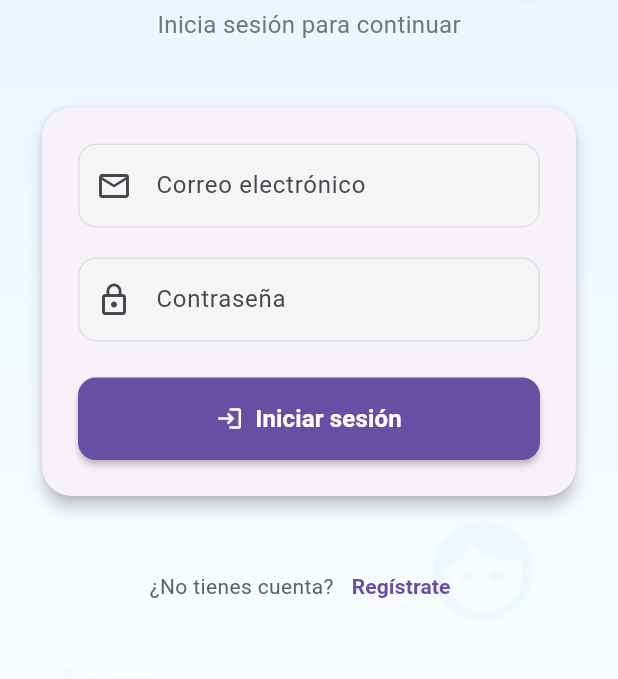
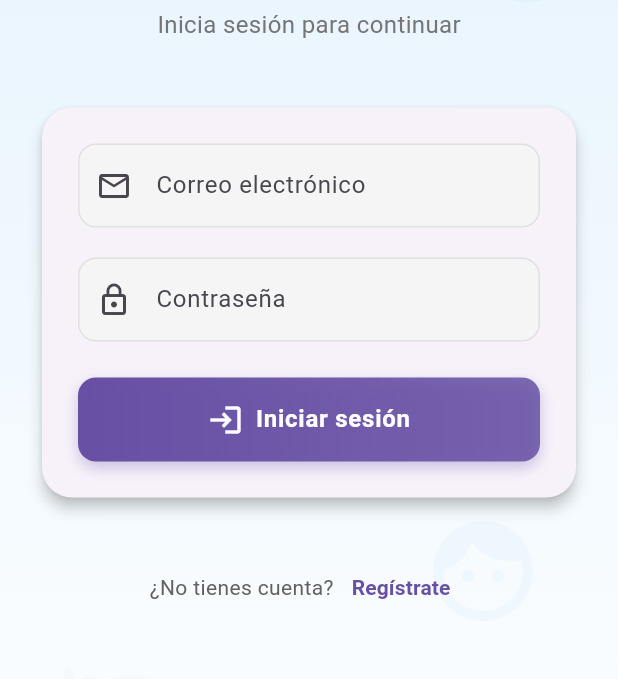
Before and after one commit to Andresch2/driver_fatigue, a Flutter app: the screen it shows after launch, on a phone screen of 412 x 824 dp, the part 305-984 px from its top. Run offline on Flutter 3.47's test engine with Material 3 defaults, Android fonts, the phone set to English and light mode, and no system bars; our stand-ins replace appwrite, camera, fl_chart, flutter_tts, get, get_storage and 3 more; missing offline and left inert: file_selector, google_mlkit_face_detection; accounts and stored records are empty; network calls fail.

Commit message:
Mejorando widgets

```diff
--- a/lib/app/widgets/custom_button.dart
+++ b/lib/app/widgets/custom_button.dart
@@ -5,10 +5,10 @@ class CustomButton extends StatelessWidget {
   final IconData? icon;
   final VoidCallback onPressed;
   final bool isLoading;
+  final Gradient? backgroundGradient;
   final Color? backgroundColor;
   final Color? textColor;
   final double? width;
-
 
   const CustomButton({
     super.key,
@@ -16,6 +16,7 @@ class CustomButton extends StatelessWidget {
     this.icon,
     required this.onPressed,
     this.isLoading = false,
+    this.backgroundGradient,
     this.backgroundColor,
     this.textColor,
     this.width,
@@ -23,43 +24,68 @@ class CustomButton extends StatelessWidget {
 
   @override
   Widget build(BuildContext context) {
+    final theme = Theme.of(context);
+    final Color primary = backgroundColor ?? theme.colorScheme.primary;
+    final Color fg = textColor ?? theme.colorScheme.onPrimary;
+
     return SizedBox(
       width: width ?? double.infinity,
-      child: ElevatedButton(
-        onPressed: isLoading ? null : onPressed,
-        style: ElevatedButton.styleFrom(
-          backgroundColor: backgroundColor ?? Theme.of(context).primaryColor,
-          foregroundColor: textColor ?? Colors.white,
-          padding: const EdgeInsets.symmetric(vertical: 16),
-          shape: RoundedRectangleBorder(
+      child: DecoratedBox(
+        decoration: BoxDecoration(
+          gradient: backgroundGradient ??
+              LinearGradient(
+                colors: [primary, primary.withOpacity(0.85)],
+              ),
           borderRadius: BorderRadius.circular(12),
+          boxShadow: [
+            BoxShadow(
+              color: primary.withOpacity(0.3),
+              blurRadius: 8,
+              offset: const Offset(0, 4),
             ),
-          elevation: 2,
+          ],
         ),
+        child: Material(
+          color: Colors.transparent,
+          child: InkWell(
+            borderRadius: BorderRadius.circular(12),
+            onTap: isLoading ? null : onPressed,
+            child: Padding(
+              padding: const EdgeInsets.symmetric(vertical: 16, horizontal: 24),
+              child: Center(
+                child: AnimatedSwitcher(
+                  duration: const Duration(milliseconds: 250),
+                  transitionBuilder: (child, anim) =>
+                      ScaleTransition(scale: anim, child: child),
                   child: isLoading
-            ? const SizedBox(
-                height: 20,
-                width: 20,
+                      ? SizedBox(
+                          key: const ValueKey('loading'),
+                          width: 24,
+                          height: 24,
                           child: CircularProgressIndicator(
                             strokeWidth: 2,
-                  valueColor: AlwaysStoppedAnimation<Color>(Colors.white),
+                            valueColor: AlwaysStoppedAnimation<Color>(fg),
                           ),
                         )
                       : Row(
+                          key: const ValueKey('label'),
                           mainAxisSize: MainAxisSize.min,
                           children: [
                             if (icon != null) ...[
-                    Icon(icon),
+                              Icon(icon, color: fg),
                               const SizedBox(width: 8),
                             ],
                             Text(
                               text,
-                    style: const TextStyle(
-                      fontSize: 16,
-                      fontWeight: FontWeight.bold,
+                              style: theme.textTheme.bodyLarge
+                                  ?.copyWith(color: fg, fontWeight: FontWeight.bold),
+                            ),
+                          ],
                         ),
                 ),
-                ],
+              ),
+            ),
+          ),
         ),
       ),
     );
--- a/pubspec.yaml
+++ b/pubspec.yaml
@@ -48,6 +48,7 @@ dependencies:
   hive: ^2.2.3
   hive_flutter: ^1.1.0
   get_storage: ^2.0.3
+  cached_network_image: ^3.3.0
 
 
 dev_dependencies:
```
Also changed, not shown: lib/app/widgets/status_card.dart (+66 -19 lines), lib/app/widgets/user_info_card.dart (+31 -25 lines), pubspec.lock, 1 other file. Lines whose indentation alone changed are shown as unchanged.
